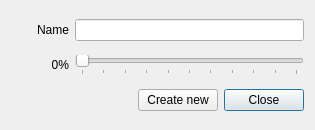
First picture: the form in ui/fan_profile_dialog.ui, repository AlexandrAlexeev7119/NvCtrl-linux, before the edit.
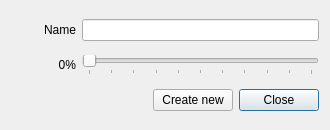
Second picture: the form after the edit.

Patch:
```diff
--- a/ui/fan_profile_dialog.ui
+++ b/ui/fan_profile_dialog.ui
@@ -6,7 +6,7 @@
    <rect>
     <x>0</x>
     <y>0</y>
-    <width>315</width>
+    <width>330</width>
     <height>130</height>
    </rect>
   </property>
```
